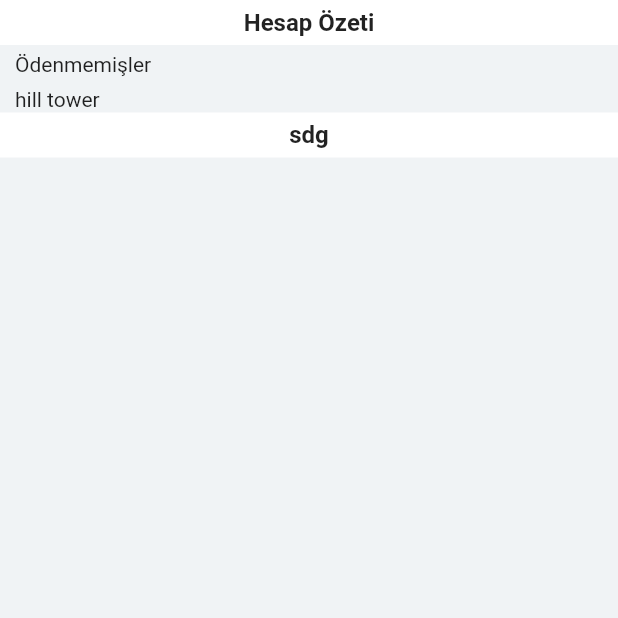
After one commit to farukmrt/demo_publicarea, a Flutter app: the StatementScreen screen opened directly, on a phone screen of 412 x 824 dp, the top half of it. The commit adds this screen. Run offline on Flutter 3.47's test engine with Material 2 defaults, Android fonts, the phone set to English and light mode, and no system bars; our stand-ins replace cloud_firestore, firebase_auth, firebase_core; accounts and stored records are empty; network calls fail.

Commit message:
db_pre_trail

```diff
--- a/lib/screens/login_screen.dart
+++ b/lib/screens/login_screen.dart
@@ -1,5 +1,5 @@
 import 'package:demo_publicarea/resources/auth_methods.dart';
-import 'package:demo_publicarea/screens/main_screen.dart';
+import 'package:demo_publicarea/screens/tabs_screen.dart';
 import 'package:demo_publicarea/widgets/custom_button.dart';
 import 'package:demo_publicarea/widgets/custom_textfield.dart';
 import 'package:flutter/material.dart';
@@ -24,7 +24,7 @@ class _LoginScreenState extends State<LoginScreen> {
       _passwordController.text,
     );
     if (res) {
-      Navigator.pushReplacementNamed(context, MainScreen.routeName);
+      Navigator.pushReplacementNamed(context, TabsScreen.routeName);
     }
   }
 
--- a/lib/screens/signup_screen.dart
+++ b/lib/screens/signup_screen.dart
@@ -1,5 +1,5 @@
 import 'package:demo_publicarea/resources/auth_methods.dart';
-import 'package:demo_publicarea/screens/main_screen.dart';
+import 'package:demo_publicarea/screens/tabs_screen.dart';
 import 'package:demo_publicarea/widgets/custom_button.dart';
 import 'package:demo_publicarea/widgets/custom_textfield.dart';
 
@@ -26,7 +26,7 @@ class _SignupScreenState extends State<SignupScreen> {
       _passwordController.text,
     );
     if (res) {
-      Navigator.pushReplacementNamed(context, MainScreen.routeName);
+      Navigator.pushReplacementNamed(context, TabsScreen.routeName);
     }
   }
 
--- /dev/null
+++ b/lib/screens/statement_screen.dart
@@ -0,0 +1,44 @@
+import 'package:demo_publicarea/utils/colors.dart';
+import 'package:demo_publicarea/widgets/custom_subtitle.dart';
+import 'package:demo_publicarea/widgets/custom_title.dart';
+import 'package:flutter/material.dart';
+
+class StatementScreen extends StatefulWidget {
+  const StatementScreen({Key? key}) : super(key: key);
+
+  @override
+  State<StatementScreen> createState() => _StatementScreenState();
+}
+
+class _StatementScreenState extends State<StatementScreen> {
+  @override
+  Widget build(BuildContext context) {
+    return Container(
+      color: mainBackgroundColor,
+      child: SafeArea(
+        child: Scaffold(
+          backgroundColor: backgroundColor,
+          body: Column(
+            children: const [
+              CustomTitle(mainTitle: 'Hesap Özeti'),
+              CustomSubtitle(
+                title: 'Ödenmemişler',
+                subtitle: 'hill tower',
+              ),
+              CustomTitle(mainTitle: 'sdg')
+            ],
+          ),
+        ),
+      ),
+    );
+    // return Container(
+    //   color: white,
+    //   child: SafeArea(
+    //       child: Column(
+    //     children: [
+    //       CustomTitle(MainTitle: 'Hesap Özeti'),
+    //     ],
+    //   )),
+    // );
+  }
+}
--- a/lib/utils/colors.dart
+++ b/lib/utils/colors.dart
@@ -5,4 +5,5 @@ const buttonColor = Color.fromRGBO(21, 70, 160, 1);
 const backgroundColor = Color.fromRGBO(240, 243, 245, 1);
 const secondaryBackgroundColor = Color.fromRGBO(149, 160, 182, 1);
 const primaryColor = Color.fromRGBO(110, 115, 255, 1);
-const white = Colors.white;
+const mainBackgroundColor = Colors.white;
+const mainColor = Colors.black;
--- a/lib/widgets/custom_button.dart
+++ b/lib/widgets/custom_button.dart
@@ -23,7 +23,7 @@ class CustomButton extends StatelessWidget {
         onPressed: onTap,
         child: Text(
           text,
-          style: const TextStyle(color: white),
+          style: const TextStyle(color: mainBackgroundColor),
         ),
       ),
     );
--- /dev/null
+++ b/lib/widgets/custom_subtitle.dart
@@ -0,0 +1,30 @@
+import 'package:flutter/material.dart';
+
+class CustomSubtitle extends StatelessWidget {
+  final String title;
+  final String? subtitle;
+  const CustomSubtitle({Key? key, required this.title, this.subtitle})
+      : super(key: key);
+
+  @override
+  Widget build(BuildContext context) {
+    return Align(
+      alignment: Alignment.bottomLeft,
+      child: Column(
+        crossAxisAlignment: CrossAxisAlignment.start,
+        //mainAxisAlignment: MainAxisAlignment.start,
+        children: [
+          Padding(
+            padding: const EdgeInsets.fromLTRB(10, 5, 10, 6),
+            child: Text(title),
+          ),
+          if (subtitle != null)
+            Padding(
+              padding: const EdgeInsets.fromLTRB(10, 1, 10, 1),
+              child: Text(subtitle!),
+            ),
+        ],
+      ),
+    );
+  }
+}
--- /dev/null
+++ b/lib/widgets/custom_title.dart
@@ -0,0 +1,22 @@
+import 'package:demo_publicarea/utils/colors.dart';
+import 'package:flutter/material.dart';
+
+class CustomTitle extends StatelessWidget {
+  final String mainTitle;
+  const CustomTitle({Key? key, required this.mainTitle}) : super(key: key);
+
+  @override
+  Widget build(BuildContext context) {
+    return Container(
+      width: double.infinity,
+      height: 30,
+      color: mainBackgroundColor,
+      child: Center(
+        child: Text(
+          mainTitle,
+          style: const TextStyle(fontSize: 16, fontWeight: FontWeight.bold),
+        ),
+      ),
+    );
+  }
+}
```
Also changed, not shown: lib/main.dart (+7 -6 lines), lib/screens/main_screen.dart (+2 -6 lines), lib/screens/request_screen.dart (added, +17 -0 lines), lib/screens/settings_screen.dart (added, +17 -0 lines), lib/screens/tabs_screen.dart (added, +78 -0 lines), 2 other files.
